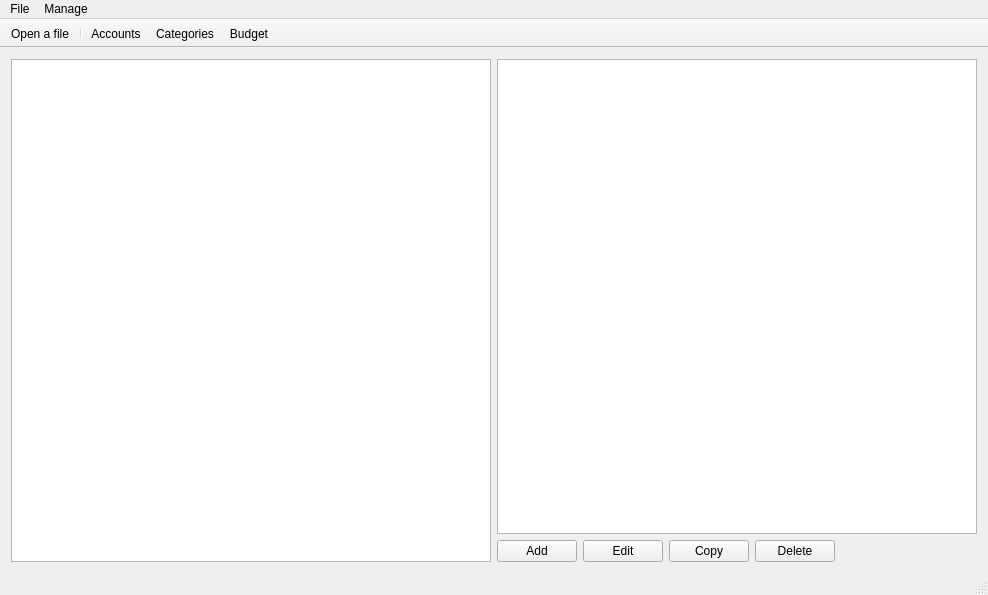
Old version of the form QT/mainWindow.ui in the repository wordtinker/SimpleBudget.
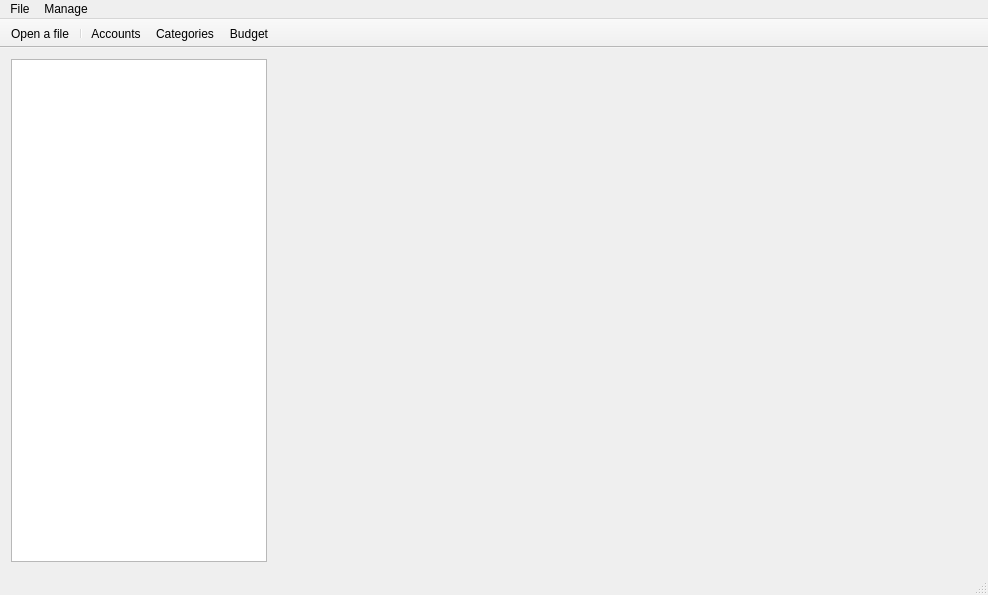
New version of the form. Icons and pictures are not drawn.

What changed in the file:
```diff
--- a/QT/mainWindow.ui
+++ b/QT/mainWindow.ui
@@ -14,59 +14,27 @@
    <string>Simple Budget</string>
   </property>
   <widget class="QWidget" name="centralWidget">
-   <layout class="QHBoxLayout" name="horizontalLayout_2">
+   <layout class="QHBoxLayout" name="horizontalLayout_2" stretch="0,1">
     <item>
      <widget class="QTreeView" name="accountsTree"/>
     </item>
     <item>
      <layout class="QVBoxLayout" name="verticalLayout">
       <item>
-       <widget class="QTableView" name="transactionTable"/>
+       <layout class="QGridLayout" name="barsLayout"/>
       </item>
       <item>
-       <layout class="QHBoxLayout" name="horizontalLayout">
-        <item>
-         <widget class="QPushButton" name="addTransaction">
-          <property name="text">
-           <string>Add</string>
-          </property>
-         </widget>
-        </item>
-        <item>
-         <widget class="QPushButton" name="editTransaction">
-          <property name="text">
-           <string>Edit</string>
-          </property>
-         </widget>
-        </item>
-        <item>
-         <widget class="QPushButton" name="copyTransaction">
-          <property name="text">
-           <string>Copy</string>
-          </property>
-         </widget>
-        </item>
-        <item>
-         <widget class="QPushButton" name="deleteTransaction">
-          <property name="text">
-           <string>Delete</string>
-          </property>
-         </widget>
-        </item>
-        <item>
-         <spacer name="horizontalSpacer">
+       <spacer name="verticalSpacer">
           <property name="orientation">
-           <enum>Qt::Horizontal</enum>
+         <enum>Qt::Vertical</enum>
           </property>
           <property name="sizeHint" stdset="0">
            <size>
-            <width>40</width>
-            <height>20</height>
+          <width>20</width>
+          <height>40</height>
            </size>
           </property>
          </spacer>
-        </item>
-       </layout>
       </item>
      </layout>
     </item>
```
Lines whose indentation alone changed are shown as unchanged.
